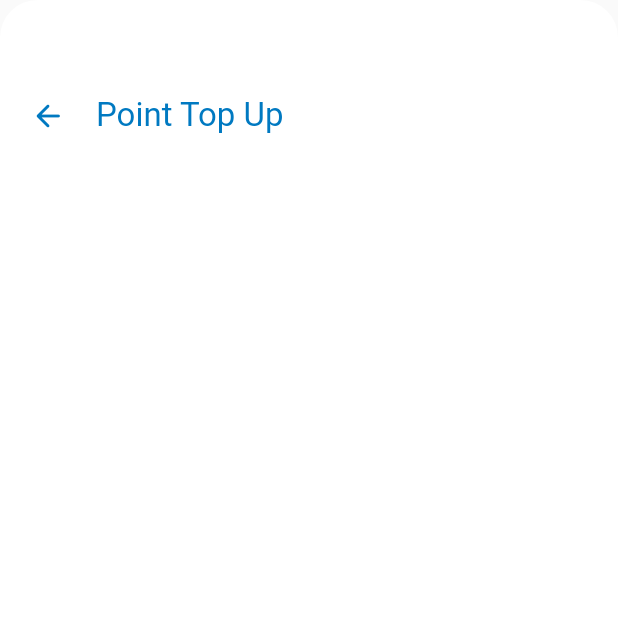
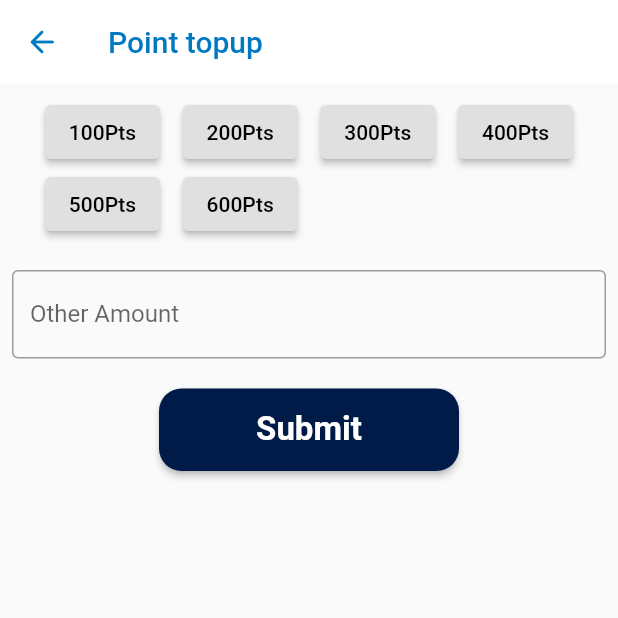
Before and after one commit to FYP-RBT/NextBus-Passenger, a Flutter app: the TopUpPage screen opened directly, on a phone screen of 412 x 824 dp, the top half of it. Run offline on Flutter 3.47's test engine with Material 2 defaults, Android fonts, the phone set to English and light mode, and no system bars; our stand-ins replace connectivity_plus, firebase_auth, firebase_core, firebase_database, geolocator, google_maps_flutter and 2 more; missing offline and left inert: flutter_geofire, flutter_polyline_points; accounts and stored records are empty.

Commit message:
Update topUpPage.dart

```diff
--- a/nextbus_passenger/lib/pages/topUpPage.dart
+++ b/nextbus_passenger/lib/pages/topUpPage.dart
@@ -1,4 +1,7 @@
+import 'package:firebase_auth/firebase_auth.dart';
+import 'package:firebase_database/firebase_database.dart';
 import 'package:flutter/material.dart';
+import 'package:nextbus_passenger/componants/button.dart';
 import 'package:nextbus_passenger/pages/pointsBalancePage.dart';
 
 import '../colors.dart';
@@ -13,46 +16,103 @@ class TopUpPage extends StatefulWidget {
 }
 
 class _TopUpPageState extends State<TopUpPage> {
+
+  final List<int> amounts = [100, 200, 300, 400, 500, 600];
+  int? selectedAmount;
+  final otherAmountController = TextEditingController();
+
+  DatabaseReference? newPointsReference;
+
+  @override
+  void dispose() {
+    otherAmountController.dispose();
+    super.dispose();
+  }
+
+  Widget amountButton(int amount) {
+    bool isSelected = selectedAmount == amount;
+    return ElevatedButton(
+      style: ElevatedButton.styleFrom(
+        primary: isSelected ? Colors.blue : Colors.grey[300],
+        onPrimary: isSelected ? Colors.white : Colors.black,
+      ),
+      onPressed: () {
+        setState(() {
+          selectedAmount = amount;
+          otherAmountController.clear();
+        });
+      },
+      child: Text('${amount}Pts'),
+    );
+  }
+
+  void addPoints() {
+    int finalAmount =
+        selectedAmount ?? int.tryParse(otherAmountController.text) ?? 0;
+    print('Selected top-up amount: LKR $finalAmount');
+    otherAmountController.clear();
+    // Here you can add your code to handle the selected amount.
+    newPointsReference = FirebaseDatabase.instance.ref()
+        .child("users")
+        .child(FirebaseAuth.instance.currentUser!.uid);
+
+    newPointsReference!.child("points").set(finalAmount);
+
+  }
+
+
   @override
   Widget build(BuildContext context) {
     return Scaffold(
-      body: Container(
-        width: getPageWidth(context),
-        height: 550,
-        decoration: BoxDecoration(
-            color: Colors.white,
-            borderRadius: BorderRadius.circular(25)
+      appBar: AppBar(
+        elevation: 0,
+        backgroundColor: Colors.white,
+        leading: IconButton(
+          icon: Icon(
+            Icons.arrow_back_rounded,
+            color: AppColor.iconColor,
+          ),
+          onPressed: () {
+            Navigator.push(
+              context,
+              MaterialPageRoute(builder: (context) => PointsBalance()),
+            );
+          },
         ),
+        title: Text(
+          'Point topup',
+          style: TextStyle(color: AppColor.iconColor),
+        ),
+      ),
+      body: Padding(
+        padding: const EdgeInsets.all(8.0),
         child: Column(
           children: [
-            SizedBox(height: 45,),
-            Row(
-              children: [
-                Padding(
-                  padding: const EdgeInsets.all(8.0),
-                  child: IconButton(
-                      onPressed: () {
-                        Navigator.push(
-                          context,
-                          MaterialPageRoute(
-                              builder: (context) => PointsBalance()),
-                        );
-                      },
-                      icon: Icon(
-                        Icons.arrow_back_rounded,
-                        color: AppColor.iconColor,
-                      )),
-                ),
+            Wrap(
+              spacing: 15.0,
+              children: amounts.map((amount) => amountButton(amount)).toList(),
+            ),
+            SizedBox(height: 20),
+            TextField(
+              controller: otherAmountController,
+              keyboardType: TextInputType.number,
+              decoration: InputDecoration(
+                labelText: 'Other Amount',
+                border: OutlineInputBorder(),
+              ),
+              onChanged: (_) {
+                setState(() {
+                  selectedAmount = null;
+                });
+              },
+            ),
+            SizedBox(height: 20),
 
-                Text(
-                  'Point Top Up',
-                  style: TextStyle(fontSize: 22, color: AppColor.iconColor),
-                ),
-              ],
+            MyButton(
+              onTap: addPoints,
+              childText: 'Submit', width: 200,
+
             ),
-
-
-
           ],
         ),
       ),
```
